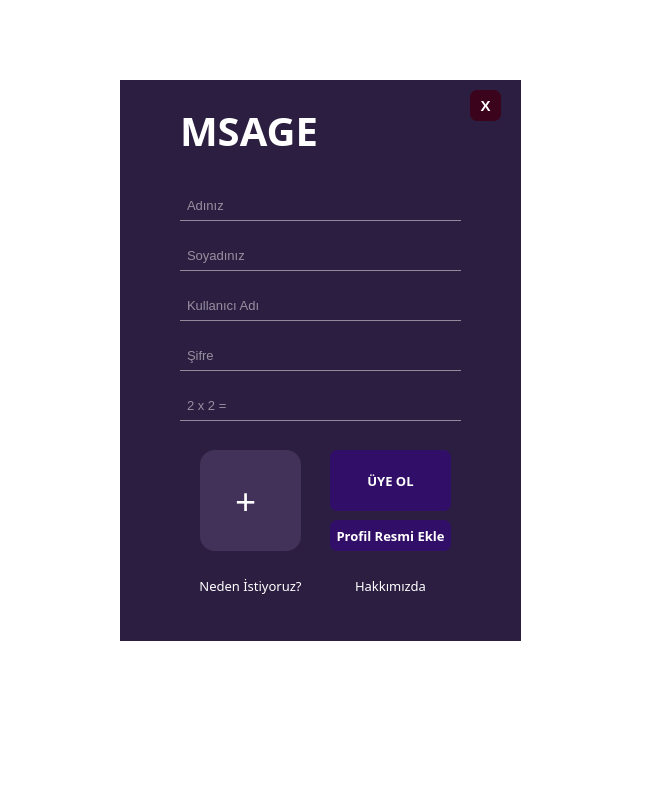
Old version of the form msagenewuserpage.ui in the repository Berkayerenemin/newmsage.
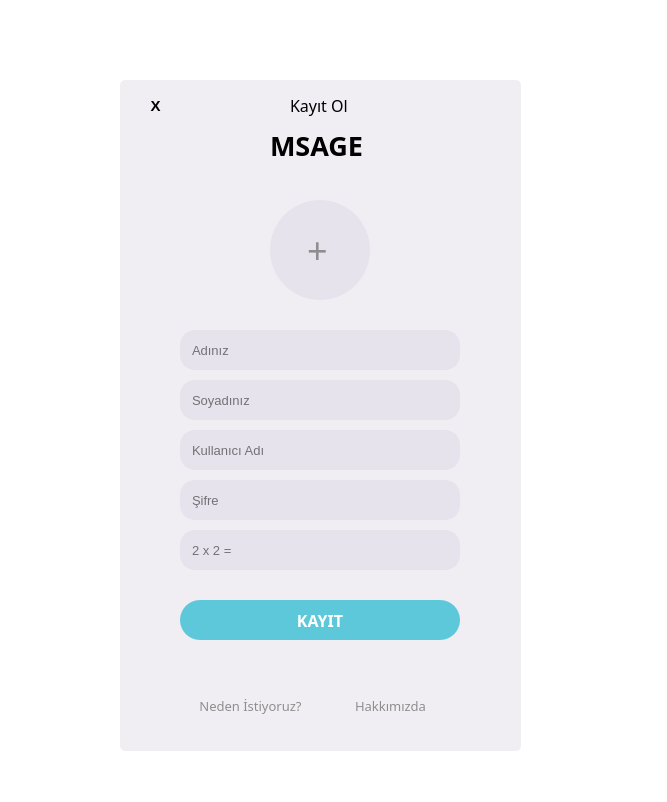
New version of the form.

```diff
--- a/msagenewuserpage.ui
+++ b/msagenewuserpage.ui
@@ -15,13 +15,13 @@
   </property>
   <property name="styleSheet">
    <string notr="true">*{
-   background:transparent;
+   background: transparent;
 }
 
 QGroupBox
 {
-background:#2c1e40;
-border-style: dotted;
+background: #f0eef3;
+border-radius:5px;
 }
 QLabel
 {
@@ -38,7 +38,7 @@
       <x>120</x>
       <y>80</y>
       <width>401</width>
-      <height>561</height>
+      <height>671</height>
      </rect>
     </property>
     <property name="mouseTracking">
@@ -57,15 +57,15 @@
      <property name="geometry">
       <rect>
        <x>20</x>
-       <y>80</y>
+       <y>90</y>
        <width>351</width>
-       <height>451</height>
+       <height>551</height>
       </rect>
      </property>
      <property name="styleSheet">
       <string notr="true">QStackedWidget
 {
-background:#2c1e40;
+background:#f0eef3;
 }</string>
      </property>
      <property name="currentIndex">
@@ -78,89 +78,26 @@
          <x>20</x>
          <y>10</y>
          <width>311</width>
-         <height>431</height>
+         <height>541</height>
         </rect>
        </property>
        <property name="styleSheet">
         <string notr="true">QGroupBox
 {
-background:#2c1e40 ;
+background:#f0eef3 ;
 border-radius:10px;
 }</string>
        </property>
        <property name="title">
         <string/>
        </property>
-       <widget class="QLabel" name="label_7">
-        <property name="geometry">
-         <rect>
-          <x>40</x>
-          <y>280</y>
-          <width>101</width>
-          <height>101</height>
-         </rect>
-        </property>
-        <property name="font">
-         <font>
-          <family>Raleway</family>
-          <pointsize>28</pointsize>
-          <weight>50</weight>
-          <bold>false</bold>
-         </font>
-        </property>
-        <property name="acceptDrops">
-         <bool>true</bool>
-        </property>
-        <property name="styleSheet">
-         <string notr="true">QLabel
-{
-background: #423259;
-border-radius:15px;
-padding: 25px 25px;
-color: #ffffff;
-}</string>
-        </property>
-        <property name="text">
-         <string>+</string>
-        </property>
-       </widget>
-       <widget class="QPushButton" name="pushButton">
-        <property name="geometry">
-         <rect>
-          <x>170</x>
-          <y>350</y>
-          <width>121</width>
-          <height>31</height>
-         </rect>
-        </property>
-        <property name="font">
-         <font>
-          <family>Bahnschrift</family>
-          <pointsize>10</pointsize>
-          <weight>75</weight>
-          <italic>false</italic>
-          <bold>true</bold>
-         </font>
-        </property>
-        <property name="styleSheet">
-         <string notr="true">QPushButton
-{
-background: #310E68 ;
-border-radius:7px;
-color:#ffffff;
-}</string>
-        </property>
-        <property name="text">
-         <string>Profil Resmi Ekle</string>
-        </property>
-       </widget>
        <widget class="QLineEdit" name="lineEdit">
         <property name="geometry">
          <rect>
           <x>20</x>
-          <y>20</y>
-          <width>281</width>
-          <height>31</height>
+          <y>150</y>
+          <width>280</width>
+          <height>40</height>
          </rect>
         </property>
         <property name="font">
@@ -171,10 +108,10 @@
         <property name="styleSheet">
          <string notr="true">QLineEdit
 {
-border:none;
-border-bottom:1px solid  rgba(170,165,178,0.8);
-padding: 5px 5px;
-color: #ffffff;
+padding: 10px;
+border-radius:15px;
+color: #000000;
+background: #e6e3ec;
 }</string>
         </property>
         <property name="placeholderText">
@@ -185,9 +122,9 @@
         <property name="geometry">
          <rect>
           <x>20</x>
-          <y>70</y>
-          <width>281</width>
-          <height>31</height>
+          <y>200</y>
+          <width>280</width>
+          <height>40</height>
          </rect>
         </property>
         <property name="font">
@@ -198,10 +135,10 @@
         <property name="styleSheet">
          <string notr="true">QLineEdit
 {
-border:none;
-border-bottom:1px solid  rgba(170,165,178,0.8);
-padding: 5px 5px;
-color: #ffffff;
+padding: 10px;
+border-radius:15px;
+color: #000000;
+background: #e6e3ec;
 }</string>
         </property>
         <property name="placeholderText">
@@ -212,9 +149,9 @@
         <property name="geometry">
          <rect>
           <x>20</x>
-          <y>120</y>
-          <width>281</width>
-          <height>31</height>
+          <y>250</y>
+          <width>280</width>
+          <height>40</height>
          </rect>
         </property>
         <property name="font">
@@ -225,10 +162,10 @@
         <property name="styleSheet">
          <string notr="true">QLineEdit
 {
-border:none;
-border-bottom:1px solid  rgba(170,165,178,0.8);
-padding: 5px 5px;
-color: #ffffff;
+padding: 10px;
+border-radius:15px;
+color: #000000;
+background: #e6e3ec;
 }</string>
         </property>
         <property name="placeholderText">
@@ -239,9 +176,9 @@
         <property name="geometry">
          <rect>
           <x>20</x>
-          <y>170</y>
-          <width>281</width>
-          <height>31</height>
+          <y>300</y>
+          <width>280</width>
+          <height>40</height>
          </rect>
         </property>
         <property name="font">
@@ -252,10 +189,10 @@
         <property name="styleSheet">
          <string notr="true">QLineEdit
 {
-border:none;
-border-bottom:1px solid  rgba(170,165,178,0.8);
-padding: 5px 5px;
-color: #ffffff;
+padding: 10px;
+border-radius:15px;
+color: #000000;
+background: #e6e3ec;
 }</string>
         </property>
         <property name="echoMode">
@@ -269,9 +206,9 @@
         <property name="geometry">
          <rect>
           <x>20</x>
-          <y>220</y>
-          <width>281</width>
-          <height>31</height>
+          <y>350</y>
+          <width>280</width>
+          <height>40</height>
          </rect>
         </property>
         <property name="font">
@@ -285,10 +222,10 @@
         <property name="styleSheet">
          <string notr="true">QLineEdit
 {
-border:none;
-border-bottom:1px solid  rgba(170,165,178,0.8);
-padding: 5px 5px;
-color: #ffffff;
+padding: 10px;
+border-radius:15px;
+color: #000000;
+background: #e6e3ec;
 }</string>
         </property>
         <property name="placeholderText">
@@ -299,7 +236,7 @@
         <property name="geometry">
          <rect>
           <x>30</x>
-          <y>400</y>
+          <y>510</y>
           <width>121</width>
           <height>31</height>
          </rect>
@@ -318,7 +255,7 @@
 {
 background: transparent ;
 border-radius:7px;
-color:#ffffff;
+color:#8e8e8e;
 }</string>
         </property>
         <property name="text">
@@ -329,7 +266,7 @@
         <property name="geometry">
          <rect>
           <x>170</x>
-          <y>400</y>
+          <y>510</y>
           <width>121</width>
           <height>31</height>
          </rect>
@@ -348,7 +285,7 @@
 {
 background: transparent ;
 border-radius:7px;
-color:#ffffff;
+color:#8e8e8e;
 }</string>
         </property>
         <property name="text">
@@ -358,16 +295,16 @@
        <widget class="QPushButton" name="pushButton_5">
         <property name="geometry">
          <rect>
-          <x>170</x>
-          <y>280</y>
-          <width>121</width>
-          <height>61</height>
+          <x>20</x>
+          <y>420</y>
+          <width>280</width>
+          <height>40</height>
          </rect>
         </property>
         <property name="font">
          <font>
           <family>Bahnschrift</family>
-          <pointsize>10</pointsize>
+          <pointsize>12</pointsize>
           <weight>75</weight>
           <italic>false</italic>
           <bold>true</bold>
@@ -376,13 +313,58 @@
         <property name="styleSheet">
          <string notr="true">QPushButton
 {
-background: #310E68 ;
-border-radius:7px;
+background: #5dc8da;
+border-radius:20px;
 color:#ffffff;
 }</string>
         </property>
         <property name="text">
-         <string>ÜYE OL</string>
+         <string>KAYIT</string>
+        </property>
+       </widget>
+       <widget class="QLabel" name="label_7">
+        <property name="geometry">
+         <rect>
+          <x>110</x>
+          <y>20</y>
+          <width>100</width>
+          <height>100</height>
+         </rect>
+        </property>
+        <property name="sizePolicy">
+         <sizepolicy hsizetype="Maximum" vsizetype="Maximum">
+          <horstretch>0</horstretch>
+          <verstretch>0</verstretch>
+         </sizepolicy>
+        </property>
+        <property name="font">
+         <font>
+          <family>Raleway</family>
+          <pointsize>27</pointsize>
+          <weight>50</weight>
+          <bold>false</bold>
+         </font>
+        </property>
+        <property name="acceptDrops">
+         <bool>true</bool>
+        </property>
+        <property name="styleSheet">
+         <string notr="true">QLabel
+{
+background: #e6e3ec;
+border-radius:50px;
+color: #8e8e8e;
+padding: 28px 28px 28px 28px;
+}</string>
+        </property>
+        <property name="text">
+         <string>+</string>
+        </property>
+        <property name="scaledContents">
+         <bool>false</bool>
+        </property>
+        <property name="margin">
+         <number>0</number>
         </property>
        </widget>
       </widget>
@@ -580,7 +562,7 @@
     <widget class="QPushButton" name="pushButton_8">
      <property name="geometry">
       <rect>
-       <x>350</x>
+       <x>20</x>
        <y>10</y>
        <width>31</width>
        <height>31</height>
@@ -598,8 +580,8 @@
      <property name="styleSheet">
       <string notr="true">QPushButton
 {
-background: #3c031c;
-color:#ffffff;
+background: transparent;
+color: #000000;
 border-radius:7px;
 border-style: dotted;
 }</string>
@@ -611,16 +593,16 @@
     <widget class="QLabel" name="label_6">
      <property name="geometry">
       <rect>
-       <x>60</x>
-       <y>10</y>
-       <width>241</width>
-       <height>81</height>
+       <x>150</x>
+       <y>40</y>
+       <width>121</width>
+       <height>51</height>
       </rect>
      </property>
      <property name="font">
       <font>
        <family>Raleway Black</family>
-       <pointsize>30</pointsize>
+       <pointsize>20</pointsize>
        <weight>75</weight>
        <bold>true</bold>
       </font>
@@ -629,7 +611,7 @@
       <string notr="true">QLabel
 {
 background:transparent;
-color:#ffffff;
+color:#000000;
 }</string>
      </property>
      <property name="text">
@@ -639,6 +621,37 @@
       <bool>false</bool>
      </property>
     </widget>
+    <widget class="QLabel" name="label_8">
+     <property name="geometry">
+      <rect>
+       <x>170</x>
+       <y>10</y>
+       <width>61</width>
+       <height>31</height>
+      </rect>
+     </property>
+     <property name="font">
+      <font>
+       <family>Bahnschrift</family>
+       <pointsize>12</pointsize>
+       <weight>50</weight>
+       <bold>false</bold>
+      </font>
+     </property>
+     <property name="styleSheet">
+      <string notr="true">QLabel
+{
+background:transparent;
+color:#000000;
+}</string>
+     </property>
+     <property name="text">
+      <string>Kayıt Ol</string>
+     </property>
+     <property name="scaledContents">
+      <bool>false</bool>
+     </property>
+    </widget>
    </widget>
   </widget>
  </widget>
```
Left out of the diff: 4 changed lines with no effect on the pictures.
